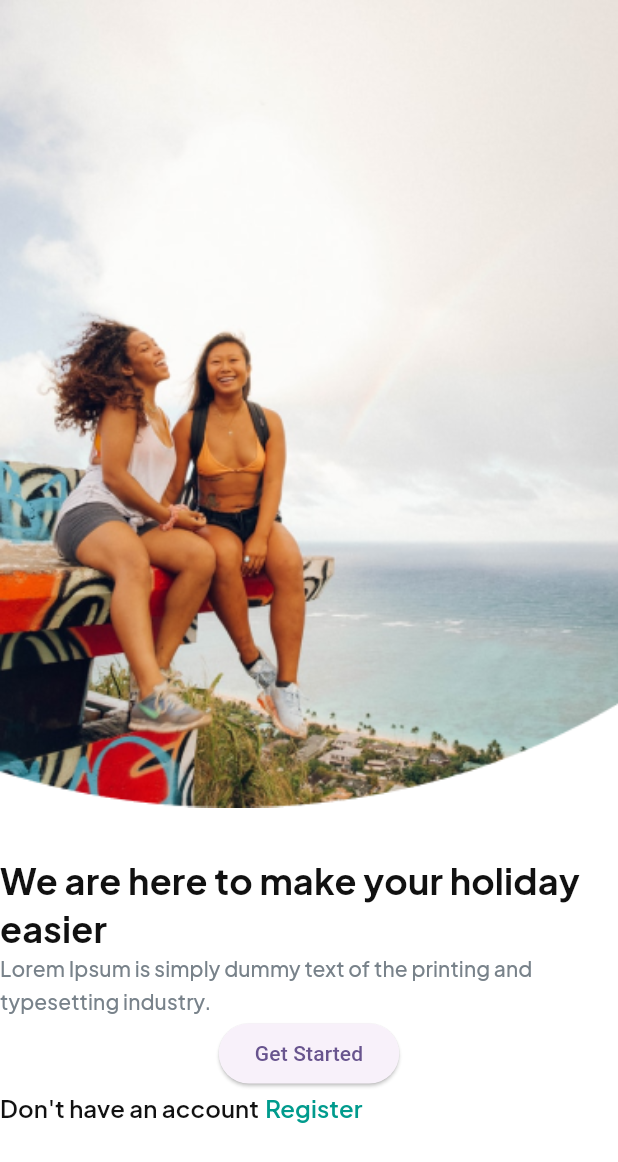
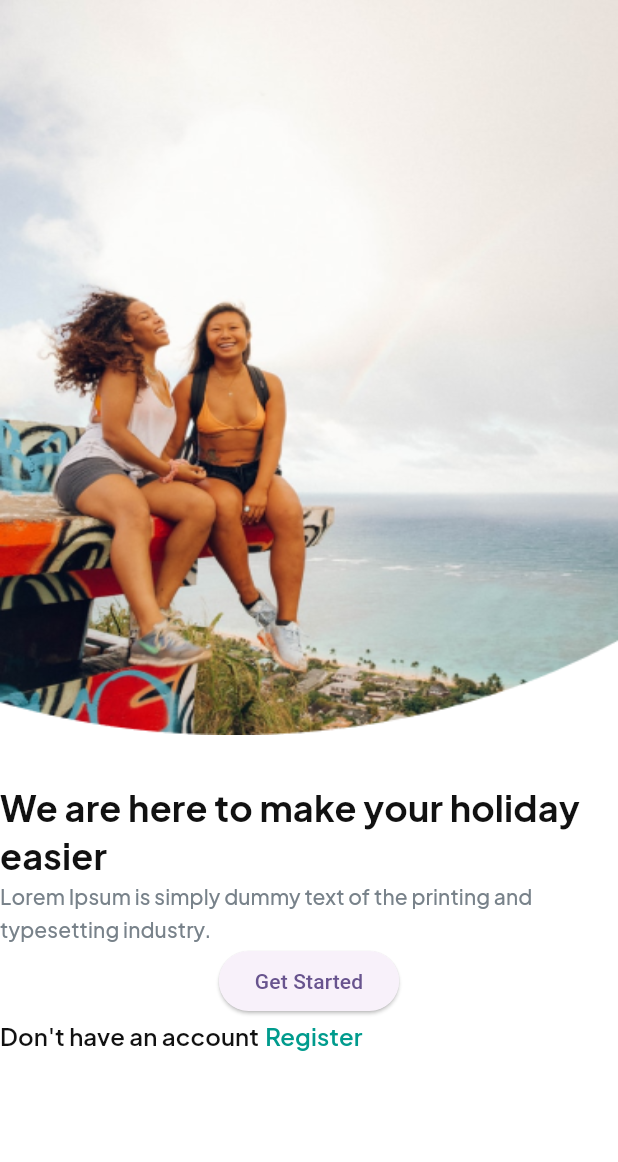
Before and after one commit to JAM5BOCsAdi/vacation, a Flutter app: the screen it shows after launch, on a phone screen of 412 x 824 dp. Shown: the top 1162 px of the screen. Run offline on Flutter 3.47's test engine with Material 2 defaults, Android fonts, the phone set to English and light mode, and no system bars; our stand-ins replace google_fonts.

Commit message:
OnBoardingScreen

```diff
--- a/lib/screens/onboarding_screen.dart
+++ b/lib/screens/onboarding_screen.dart
@@ -28,15 +28,11 @@ class OnboardingScreen extends StatelessWidget {
             children: [
               Padding(
                 padding: const EdgeInsets.only(left: 0, top: 0, right: 0, bottom: 32),
-                child: SizedBox(
+                child: Image.asset(
+                  'assets/images/subtract.png',
+                  fit: BoxFit.fill,
+                  height: 490,
                   width: width,
-                  child: FittedBox(
-                    fit: BoxFit.fitWidth,
-                    child: Image.asset(
-                      'assets/images/subtract.png',
-                      height: 490,
-                    ),
-                  ),
                 ),
               ),
               Text(
```
